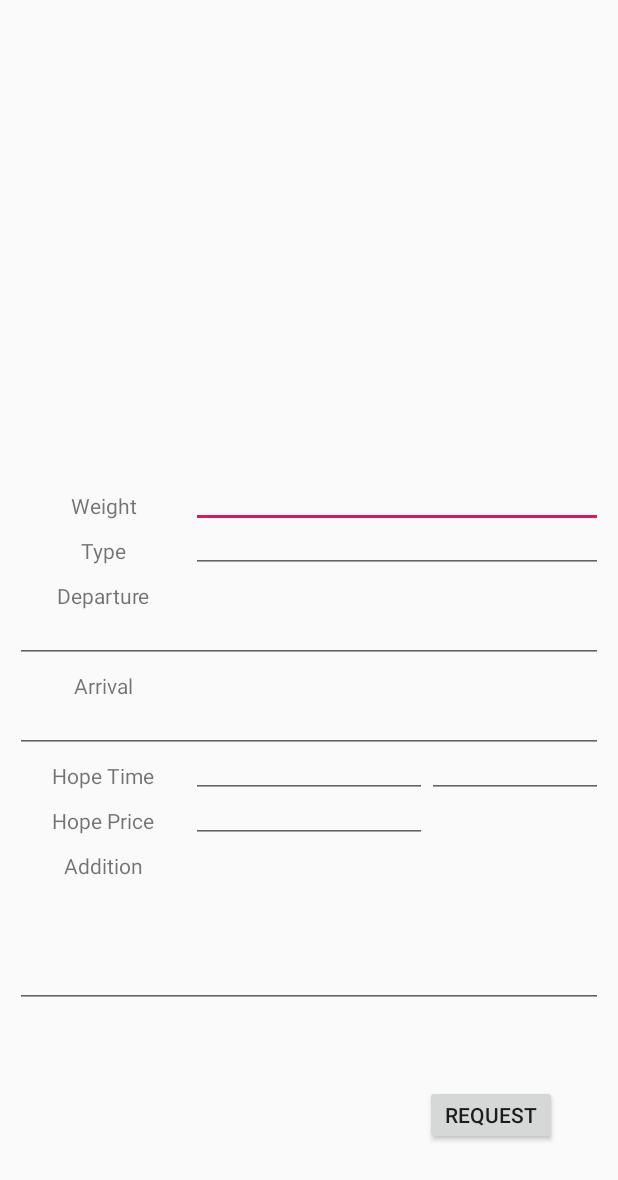
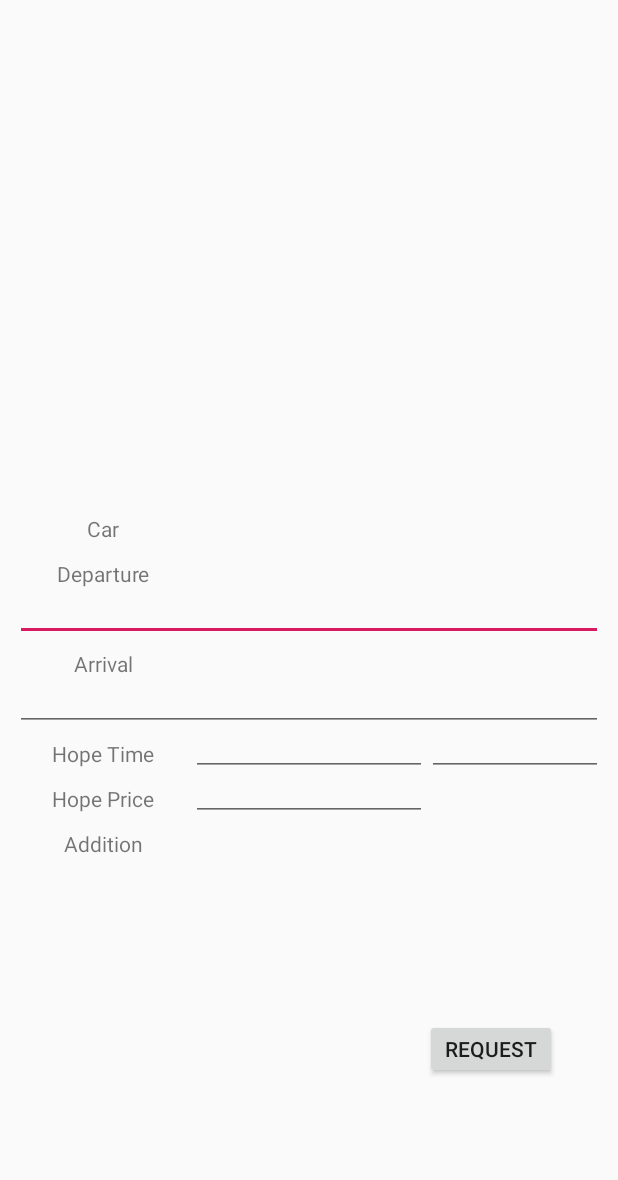
Before and after one commit to JWHAPO/freight_app, an Android app: the OrderActivity screen opened directly, with no data from a screen before it, on a phone screen of 412 x 824 dp. Shown: the top 1180 px of the screen. Run offline under Robolectric (Android 15) with nearby library versions, the phone set to English and light mode, and no system bars; our stand-ins replace RxJava, data binding; network calls fail; 4 statements that could not run were skipped.

```diff
--- a/app/src/main/java/com/bomi/hapo/freight_app/viewmodel/OrderViewModel.kt
+++ b/app/src/main/java/com/bomi/hapo/freight_app/viewmodel/OrderViewModel.kt
@@ -30,6 +30,10 @@ class OrderViewModel(private val application: Application) : BaseViewModel() {
 
     init{
 //        getOrder(order)
+    }
+
+    fun onCarTvClick(){
+
     }
 
     fun onRequestBtnClick() {
--- a/app/src/main/res/layout/main_layout.xml
+++ b/app/src/main/res/layout/main_layout.xml
@@ -37,7 +37,7 @@
                   android:textColor="#FFFFFF"
                   android:textSize="@dimen/current_car_count_text_size"
                   android:gravity="right|center_vertical"
-                  android:layout_marginRight="@dimen/textview_margin_size"
+                  android:layout_marginRight="@dimen/textView_margin_size"
                   android:background="@drawable/white_underline_background"
                   app:layout_constraintTop_toBottomOf="@+id/main_current_car_title_tv"
                   app:layout_constraintBottom_toTopOf="@+id/main_move_it_btn"
--- a/app/src/main/res/layout/order_layout.xml
+++ b/app/src/main/res/layout/order_layout.xml
@@ -15,61 +15,40 @@
             android:padding="@dimen/layout_padding_size">
 
         <TextView
-                android:id="@+id/order_weight_title_tv"
+                android:id="@+id/order_car_title_tv"
                 android:layout_width="0dp"
-                android:layout_height="@dimen/textview_height_normal_size"
-                android:text="@string/weight"
+                android:layout_height="@dimen/textView_height_normal_size"
+                android:text="@string/car"
                 android:gravity="center"
                 app:layout_constraintVertical_chainStyle="packed"
                 app:layout_constraintHorizontal_weight="0.3"
                 app:layout_constraintTop_toTopOf="parent"
-                app:layout_constraintBottom_toTopOf="@+id/order_type_title_tv"
+                app:layout_constraintBottom_toTopOf="@+id/order_departure_title_tv"
                 app:layout_constraintLeft_toLeftOf="parent"
-                app:layout_constraintRight_toLeftOf="@+id/order_weight_et"
+                app:layout_constraintRight_toLeftOf="@+id/order_car_tv"
         />
-        <EditText
-                android:id="@+id/order_weight_et"
+        <TextView
+                android:id="@+id/order_car_tv"
                 android:layout_width="0dp"
-                android:layout_height="@dimen/edittext_height_normal_size"
+                android:layout_height="@dimen/editText_height_normal_size"
                 android:text="@{orderViewModel.order.carId}"
+                android:clickable="true"
+                android:onClick="@{()-> orderViewModel.onCarTvClick()}"
                 app:layout_constraintVertical_chainStyle="packed"
                 app:layout_constraintHorizontal_weight="0.7"
-                app:layout_constraintLeft_toRightOf="@+id/order_weight_title_tv"
+                app:layout_constraintLeft_toRightOf="@+id/order_car_title_tv"
                 app:layout_constraintRight_toRightOf="parent"
                 app:layout_constraintTop_toTopOf="parent"
-                app:layout_constraintBottom_toTopOf="@+id/order_type_et"
-        />
-        <TextView
-                android:id="@+id/order_type_title_tv"
-                android:layout_width="0dp"
-                android:layout_height="@dimen/textview_height_normal_size"
-                android:text="@string/type"
-                android:gravity="center"
-                app:layout_constraintHorizontal_weight="0.3"
-                app:layout_constraintLeft_toLeftOf="parent"
-                app:layout_constraintRight_toLeftOf="@+id/order_type_et"
-                app:layout_constraintTop_toBottomOf="@+id/order_weight_title_tv"
-                app:layout_constraintBottom_toTopOf="@+id/order_departure_title_tv"
-        />
-        <EditText
-                android:id="@+id/order_type_et"
-                android:layout_width="0dp"
-                android:layout_height="@dimen/edittext_height_normal_size"
-                android:text="@{orderViewModel.order.carId}"
-                app:layout_constraintHorizontal_weight="0.7"
-                app:layout_constraintLeft_toRightOf="@+id/order_type_title_tv"
-                app:layout_constraintRight_toRightOf="parent"
                 app:layout_constraintBottom_toTopOf="@+id/order_departure_empty_fl"
-                app:layout_constraintTop_toBottomOf="@+id/order_weight_et"
         />
         <TextView
                 android:id="@+id/order_departure_title_tv"
                 android:layout_width="0dp"
-                android:layout_height="@dimen/textview_height_normal_size"
+                android:layout_height="@dimen/textView_height_normal_size"
                 android:text="@string/departure"
                 android:gravity="center"
                 app:layout_constraintHorizontal_weight="0.3"
-                app:layout_constraintTop_toBottomOf="@+id/order_type_title_tv"
+                app:layout_constraintTop_toBottomOf="@+id/order_car_title_tv"
                 app:layout_constraintLeft_toLeftOf="parent"
                 app:layout_constraintBottom_toTopOf="@+id/order_departure_et"
                 app:layout_constraintRight_toLeftOf="@+id/order_departure_empty_fl"
@@ -77,17 +56,17 @@
         <FrameLayout
                 android:id="@+id/order_departure_empty_fl"
                 android:layout_width="0dp"
-                android:layout_height="@dimen/textview_height_normal_size"
+                android:layout_height="@dimen/textView_height_normal_size"
                 app:layout_constraintHorizontal_weight="0.7"
                 app:layout_constraintLeft_toRightOf="@+id/order_departure_title_tv"
                 app:layout_constraintRight_toRightOf="parent"
                 app:layout_constraintBottom_toTopOf="@+id/order_departure_empty_fl2"
-                app:layout_constraintTop_toBottomOf="@+id/order_type_et"
+                app:layout_constraintTop_toBottomOf="@+id/order_car_tv"
         />
         <EditText
                 android:id="@+id/order_departure_et"
                 android:layout_width="match_parent"
-                android:layout_height="@dimen/edittext_height_normal_size"
+                android:layout_height="@dimen/editText_height_normal_size"
                 android:text="@{orderViewModel.order.departureAddress}"
                 app:layout_constraintRight_toRightOf="parent"
                 app:layout_constraintLeft_toLeftOf="parent"
@@ -97,7 +76,7 @@
         <FrameLayout
                 android:id="@+id/order_departure_empty_fl2"
                 android:layout_width="match_parent"
-                android:layout_height="@dimen/edittext_height_normal_size"
+                android:layout_height="@dimen/editText_height_normal_size"
                 app:layout_constraintRight_toRightOf="parent"
                 app:layout_constraintLeft_toLeftOf="parent"
                 app:layout_constraintBottom_toTopOf="@+id/order_arrival_empty_fl"
@@ -106,7 +85,7 @@
         <TextView
                 android:id="@+id/order_arrival_title_tv"
                 android:layout_width="0dp"
-                android:layout_height="@dimen/textview_height_normal_size"
+                android:layout_height="@dimen/textView_height_normal_size"
                 android:text="@string/arrival"
                 android:gravity="center"
                 app:layout_constraintHorizontal_weight="0.3"
@@ -119,7 +98,7 @@
         <FrameLayout
                 android:id="@+id/order_arrival_empty_fl"
                 android:layout_width="0dp"
-                android:layout_height="@dimen/textview_height_normal_size"
+                android:layout_height="@dimen/textView_height_normal_size"
                 app:layout_constraintHorizontal_weight="0.7"
                 app:layout_constraintLeft_toRightOf="@+id/order_arrival_title_tv"
                 app:layout_constraintRight_toRightOf="parent"
@@ -129,7 +108,7 @@
         <EditText
                 android:id="@+id/order_arrival_et"
                 android:layout_width="match_parent"
-                android:layout_height="@dimen/edittext_height_normal_size"
+                android:layout_height="@dimen/editText_height_normal_size"
                 android:text="@{orderViewModel.order.arrivalAddress}"
                 app:layout_constraintRight_toRightOf="parent"
                 app:layout_constraintLeft_toLeftOf="parent"
@@ -139,7 +118,7 @@
         <FrameLayout
                 android:id="@+id/order_arrival_empty_fl2"
                 android:layout_width="match_parent"
-                android:layout_height="@dimen/edittext_height_normal_size"
+                android:layout_height="@dimen/editText_height_normal_size"
                 app:layout_constraintRight_toRightOf="parent"
                 app:layout_constraintLeft_toLeftOf="parent"
                 app:layout_constraintBottom_toBottomOf="parent"
@@ -148,7 +127,7 @@
         <TextView
                 android:id="@+id/order_hope_time_title_tv"
                 android:layout_width="0dp"
-                android:layout_height="@dimen/textview_height_normal_size"
+                android:layout_height="@dimen/textView_height_normal_size"
                 android:text="@string/hope_time"
                 android:gravity="center"
                 app:layout_constraintHorizontal_weight="0.3"
@@ -160,7 +139,7 @@
         <EditText
                 android:id="@+id/order_hope_time_date_et"
                 android:layout_width="0dp"
-                android:layout_height="@dimen/edittext_height_normal_size"
+                android:layout_height="@dimen/editText_height_normal_size"
                 app:layout_constraintHorizontal_weight="0.4"
                 android:gravity="center"
                 android:text="@{orderViewModel.order.hopeDate}"
@@ -172,7 +151,7 @@
         <EditText
                 android:id="@+id/order_hope_time_time_et"
                 android:layout_width="0dp"
-                android:layout_height="@dimen/edittext_height_normal_size"
+                android:layout_height="@dimen/editText_height_normal_size"
                 app:layout_constraintHorizontal_weight="0.3"
                 android:gravity="center"
                 android:text="@{orderViewModel.order.hopeTime}"
@@ -183,7 +162,7 @@
         <TextView
                 android:id="@+id/order_hope_price_title_tv"
                 android:layout_width="0dp"
-                android:layout_height="@dimen/textview_height_normal_size"
+                android:layout_height="@dimen/textView_height_normal_size"
                 android:text="@string/hope_price"
                 android:gravity="center"
                 app:layout_constraintHorizontal_weight="0.3"
@@ -195,7 +174,7 @@
         <EditText
                 android:id="@+id/order_hope_price_et"
                 android:layout_width="0dp"
-                android:layout_height="@dimen/edittext_height_normal_size"
+                android:layout_height="@dimen/editText_height_normal_size"
                 app:layout_constraintHorizontal_weight="0.4"
                 android:gravity="center"
                 android:text="@{orderViewModel.order.hopePrice}"
@@ -207,7 +186,7 @@
         <TextView
                 android:id="@+id/order_hope_price_avg_tv"
                 android:layout_width="0dp"
-                android:layout_height="@dimen/textview_height_normal_size"
+                android:layout_height="@dimen/textView_height_normal_size"
                 android:gravity="center"
                 app:layout_constraintHorizontal_weight="0.3"
                 app:layout_constraintTop_toBottomOf="@+id/order_hope_time_time_et"
@@ -218,7 +197,7 @@
         <TextView
                 android:id="@+id/order_addition_title_tv"
                 android:layout_width="0dp"
-                android:layout_height="@dimen/textview_height_normal_size"
+                android:layout_height="@dimen/textView_height_normal_size"
                 android:text="@string/addition"
                 android:gravity="center"
                 app:layout_constraintHorizontal_weight="0.3"
@@ -230,7 +209,7 @@
         <FrameLayout
                 android:id="@+id/order_addition_empty_fl"
                 android:layout_width="0dp"
-                android:layout_height="@dimen/textview_height_normal_size"
+                android:layout_height="@dimen/textView_height_normal_size"
                 app:layout_constraintHorizontal_weight="0.7"
                 app:layout_constraintRight_toRightOf="parent"
                 app:layout_constraintLeft_toRightOf="@+id/order_addition_title_tv"
--- a/app/src/main/res/values/dimens.xml
+++ b/app/src/main/res/values/dimens.xml
@@ -4,10 +4,10 @@
     <dimen name="valid_icon_height">26dp</dimen>
     <dimen name="layout_padding_size">10dp</dimen>
     <dimen name="input_field_margin_size">10dp</dimen>
-    <dimen name="edittext_height_normal_size">30dp</dimen>
-    <dimen name="edittext_height_remark_size">80dp</dimen>
-    <dimen name="textview_height_normal_size">30dp</dimen>
-    <dimen name="textview_margin_size">10dp</dimen>
+    <dimen name="editText_height_normal_size">30dp</dimen>
+    <dimen name="editText_height_remark_size">80dp</dimen>
+    <dimen name="textView_height_normal_size">30dp</dimen>
+    <dimen name="textView_margin_size">10dp</dimen>
     <dimen name="current_car_count_text_field_height">50dp</dimen>
     <dimen name="main_move_button_height">80dp</dimen>
     <dimen name="button_height_normal_size">40dp</dimen>
--- a/app/src/main/res/values/strings.xml
+++ b/app/src/main/res/values/strings.xml
@@ -8,7 +8,7 @@
     <string name="current_car_count">Current Cars</string>
     <string name="move_it">Please Move it</string>
     <string name="i_will_move_it">I\'ll move that</string>
-    <string name="weight">Weight</string>
+    <string name="car">Car</string>
     <string name="type">Type</string>
     <string name="departure">Departure</string>
     <string name="arrival">Arrival</string>
```
Also changed, not shown: app/src/main/java/com/bomi/hapo/freight_app/ui/CarGridActivity.kt (added, +12 -0 lines), app/src/main/res/layout/car_grid_layout.xml (added, +17 -0 lines), app/src/main/res/layout/car_grid_row.xml (added, +27 -0 lines).
